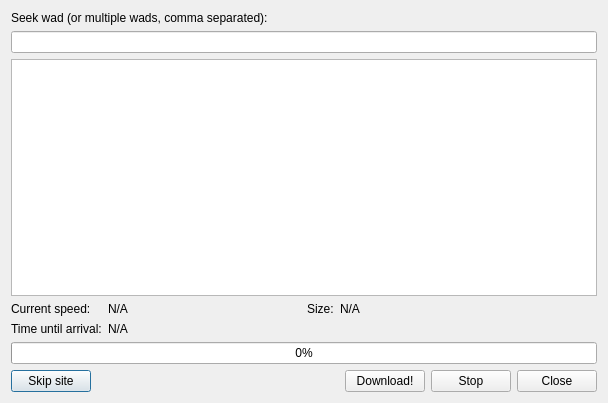
Qt form src/core/gui/wadseekerinterface.ui (Destroyerrrocket/doomseeker-unofficial) before a commit.
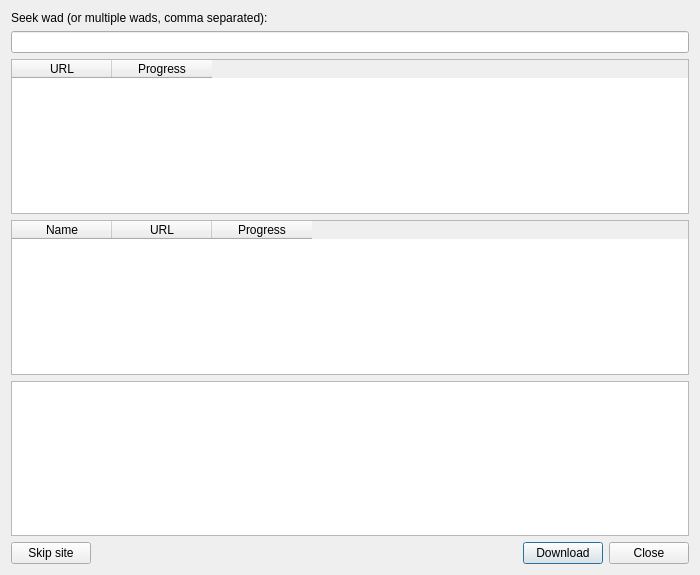
The same form after that commit. Custom widgets are drawn as their Qt base class.

Commit message: - Work on connecting the new Wadseeker to the Doomseeker's interface. - SIGSEGV fixes for the new Wadseeker.

```diff
--- a/src/core/gui/wadseekerinterface.ui
+++ b/src/core/gui/wadseekerinterface.ui
@@ -6,8 +6,8 @@
    <rect>
     <x>0</x>
     <y>0</y>
-    <width>608</width>
-    <height>403</height>
+    <width>700</width>
+    <height>575</height>
    </rect>
   </property>
   <property name="windowTitle">
@@ -31,79 +31,44 @@
       </widget>
      </item>
      <item>
-      <layout class="QVBoxLayout" name="verticalLayout_3">
-       <item>
-        <widget class="QTextEdit" name="teWadseekerOutput">
-         <property name="readOnly">
-          <bool>true</bool>
-         </property>
-        </widget>
-       </item>
-       <item>
-        <layout class="QHBoxLayout" name="horizontalLayout_2">
-         <item>
-          <layout class="QFormLayout" name="formLayout_3">
-           <property name="fieldGrowthPolicy">
-            <enum>QFormLayout::AllNonFixedFieldsGrow</enum>
-           </property>
-           <item row="0" column="0">
-            <widget class="QLabel" name="label_2">
-             <property name="text">
-              <string>Current speed:</string>
-             </property>
-            </widget>
-           </item>
-           <item row="0" column="1">
-            <widget class="QLabel" name="lblCurrentSpeed">
-             <property name="text">
-              <string>N/A</string>
-             </property>
-            </widget>
-           </item>
-           <item row="1" column="0">
-            <widget class="QLabel" name="label_4">
-             <property name="text">
-              <string>Time until arrival:</string>
-             </property>
-            </widget>
-           </item>
-           <item row="1" column="1">
-            <widget class="QLabel" name="lblTimeUntilArrival">
-             <property name="text">
-              <string>N/A</string>
-             </property>
-            </widget>
-           </item>
-          </layout>
-         </item>
-         <item>
-          <layout class="QFormLayout" name="formLayout_2">
-           <item row="0" column="0">
-            <widget class="QLabel" name="label_3">
-             <property name="text">
-              <string>Size:</string>
-             </property>
-            </widget>
-           </item>
-           <item row="0" column="1">
-            <widget class="QLabel" name="lblDataAmount">
-             <property name="text">
-              <string>N/A</string>
-             </property>
-            </widget>
-           </item>
-          </layout>
-         </item>
-        </layout>
-       </item>
-       <item>
-        <widget class="QProgressBar" name="pbProgress">
-         <property name="value">
-          <number>0</number>
-         </property>
-        </widget>
-       </item>
-      </layout>
+      <widget class="WadseekerSitesTable" name="twSites">
+       <column>
+        <property name="text">
+         <string>URL</string>
+        </property>
+       </column>
+       <column>
+        <property name="text">
+         <string>Progress</string>
+        </property>
+       </column>
+      </widget>
+     </item>
+     <item>
+      <widget class="WadseekerWadsTable" name="twWads">
+       <column>
+        <property name="text">
+         <string>Name</string>
+        </property>
+       </column>
+       <column>
+        <property name="text">
+         <string>URL</string>
+        </property>
+       </column>
+       <column>
+        <property name="text">
+         <string>Progress</string>
+        </property>
+       </column>
+      </widget>
+     </item>
+     <item>
+      <widget class="QTextEdit" name="teWadseekerOutput">
+       <property name="readOnly">
+        <bool>true</bool>
+       </property>
+      </widget>
      </item>
     </layout>
    </item>
@@ -135,14 +100,10 @@
      <item>
       <widget class="QPushButton" name="btnDownload">
        <property name="text">
-        <string>Download!</string>
+        <string>Download</string>
        </property>
-      </widget>
-     </item>
-     <item>
-      <widget class="QPushButton" name="btnStop">
-       <property name="text">
-        <string>Stop</string>
+       <property name="default">
+        <bool>true</bool>
        </property>
       </widget>
      </item>
@@ -157,6 +118,18 @@
    </item>
   </layout>
  </widget>
+ <customwidgets>
+  <customwidget>
+   <class>WadseekerSitesTable</class>
+   <extends>QTableWidget</extends>
+   <header>gui/widgets/wadseekersitestable.h</header>
+  </customwidget>
+  <customwidget>
+   <class>WadseekerWadsTable</class>
+   <extends>QTableWidget</extends>
+   <header>gui/widgets/wadseekerwadstable.h</header>
+  </customwidget>
+ </customwidgets>
  <resources/>
  <connections/>
 </ui>
```
The commit also changes 12 other files.
